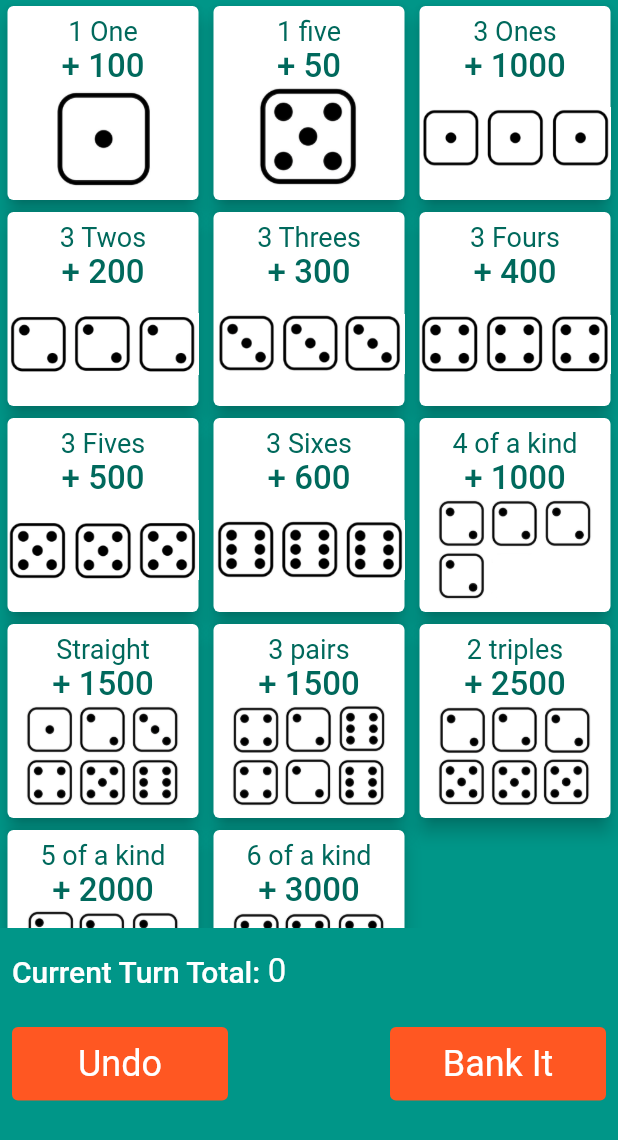
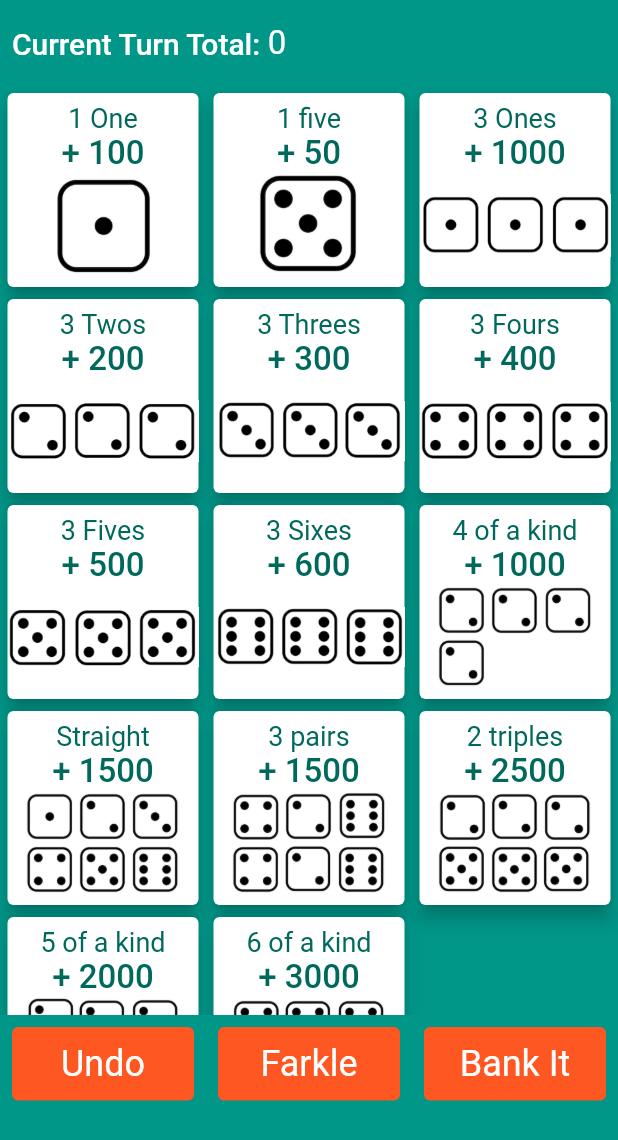
Before and after one commit to Kgresmer/farkle_scoreboard, a Flutter app: the ScoreInput widget shown alone on an empty page, opened directly, on a phone screen of 412 x 824 dp. Shown: the top 1140 px of the screen. Run offline on Flutter 3.47's test engine with Material 2 defaults, Android fonts, the phone set to English and light mode, and no system bars; our stand-ins replace audioplayers, vibration.

Commit message:
Adding farkle button

```diff
--- a/lib/widgets/score_input.dart
+++ b/lib/widgets/score_input.dart
@@ -103,6 +103,11 @@ class _ScoreInputState extends State<ScoreInput> {
     });
   }
 
+  void addFarkle() {
+    Provider.of<Roster>(context, listen: false).addFarkle();
+    Navigator.of(context).pop();
+  }
+
   void undoLastScoreUpdate() {
     Vibration.vibrate(duration: 130, amplitude: 65);
     if (scoreUpdates.length > 0) {
@@ -125,6 +130,31 @@ class _ScoreInputState extends State<ScoreInput> {
       height: MediaQuery.of(context).size.height * 0.90,
       child:
           Column(mainAxisAlignment: MainAxisAlignment.start, children: <Widget>[
+        Container(
+            child: Padding(
+                padding: EdgeInsets.symmetric(vertical: 16, horizontal: 8.0),
+                child: Row(children: <Widget>[
+                  DefaultTextStyle(
+                    style: Theme.of(context).textTheme.bodyText1,
+                    child: Text('Current Turn Total: '),
+                  ),
+                  DefaultTextStyle(
+                    style: Theme.of(context).textTheme.bodyText1,
+                    child: AnimatedDefaultTextStyle(
+                      child: Text('$currentScore'),
+                      style: animated
+                          ? TextStyle(
+                              color: Colors.white,
+                              fontSize: 26,
+                            )
+                          : TextStyle(
+                              color: Colors.white,
+                              fontSize: 22,
+                            ),
+                      duration: Duration(milliseconds: 200),
+                    ),
+                  ),
+                ]))),
         Flexible(
           child: GridView.builder(
             gridDelegate:
@@ -159,36 +189,12 @@ class _ScoreInputState extends State<ScoreInput> {
             },
           ),
         ),
-        Container(
-            child: Padding(
-                padding: EdgeInsets.symmetric(vertical: 16, horizontal: 8.0),
-                child: Row(children: <Widget>[
-                  DefaultTextStyle(
-                    style: Theme.of(context).textTheme.bodyText1,
-                    child: Text('Current Turn Total: '),
-                  ),
-                  DefaultTextStyle(
-                    style: Theme.of(context).textTheme.bodyText1,
-                    child: AnimatedDefaultTextStyle(
-                      child: Text('$currentScore'),
-                      style: animated
-                          ? TextStyle(
-                              color: Colors.white,
-                              fontSize: 26,
-                            )
-                          : TextStyle(
-                              color: Colors.white,
-                              fontSize: 22,
-                            ),
-                      duration: Duration(milliseconds: 200),
-                    ),
-                  ),
-                ]))),
         Row(
             mainAxisAlignment: MainAxisAlignment.spaceBetween,
             children: <Widget>[
-              Container(
-                width: 160,
+              Expanded(
+                  flex: 3,
+                  child: Container(
                     height: 65,
                     child: Padding(
                       padding: const EdgeInsets.all(8.0),
@@ -199,9 +205,24 @@ class _ScoreInputState extends State<ScoreInput> {
                           onPressed: undoLastScoreUpdate,
                           child: Text('Undo')),
                     ),
+                  )),
+              Expanded(
+                  flex: 3,
+                  child: Container(
+                    height: 65,
+                    child: Padding(
+                      padding: const EdgeInsets.all(8.0),
+                      child: TextButton(
+                          style: TextButton.styleFrom(
+                              backgroundColor: Colors.deepOrange,
+                              textStyle: TextStyle(fontSize: 24)),
+                          onPressed: addFarkle,
+                          child: Text('Farkle')),
                     ),
-              Container(
-                width: 160,
+                  )),
+              Expanded(
+                  flex: 3,
+                  child: Container(
                     height: 65,
                     child: Padding(
                       padding: const EdgeInsets.all(8.0),
@@ -212,7 +233,7 @@ class _ScoreInputState extends State<ScoreInput> {
                           onPressed: _bankIt,
                           child: Text('Bank It')),
                     ),
-              ),
+                  )),
             ])
       ]),
     );
```
Also changed, not shown: lib/providers/roster.dart (+27 -0 lines). Lines whose indentation alone changed are shown as unchanged.
